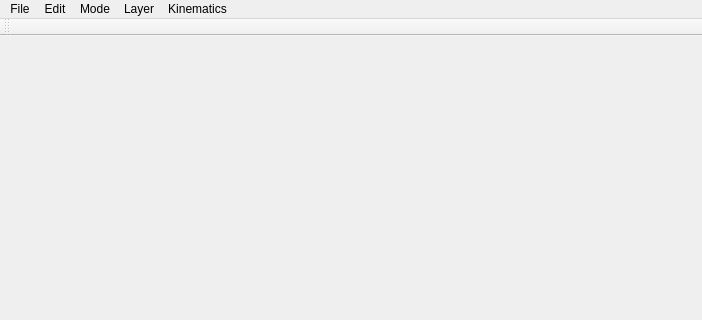
Before: the Qt Designer form BurmesterTheoryThreePosition/MainWindow.ui in gnishida/BurmesterTheoryThreePosition, drawn with Qt 5; both pictures show x 0 to 702 and y 0 to 320 of the 702 by 737 pixel window.
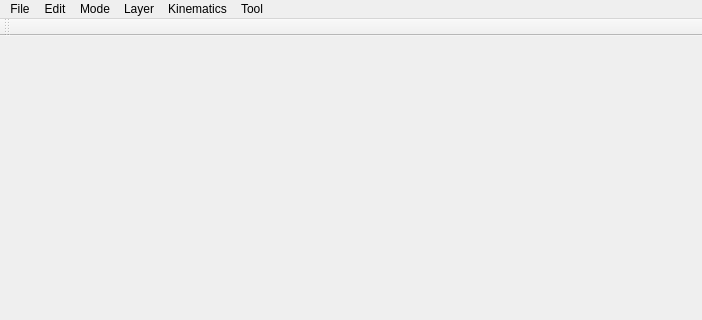
After: the same form once the commit is applied.

The edit to the form file:
```diff
--- a/BurmesterTheoryThreePosition/MainWindow.ui
+++ b/BurmesterTheoryThreePosition/MainWindow.ui
@@ -84,11 +84,18 @@
     <addaction name="separator"/>
     <addaction name="actionCircularRepeat"/>
    </widget>
+   <widget class="QMenu" name="menuTool_2">
+    <property name="title">
+     <string>Tool</string>
+    </property>
+    <addaction name="actionDebug"/>
+   </widget>
    <addaction name="menuFile"/>
    <addaction name="menuEdit"/>
    <addaction name="menuMode"/>
    <addaction name="menuLayer"/>
    <addaction name="menuTool"/>
+   <addaction name="menuTool_2"/>
   </widget>
   <widget class="QToolBar" name="mainToolBar">
    <attribute name="toolBarArea">
```
Left out of the diff: 17 changed lines with no effect on the pictures.
